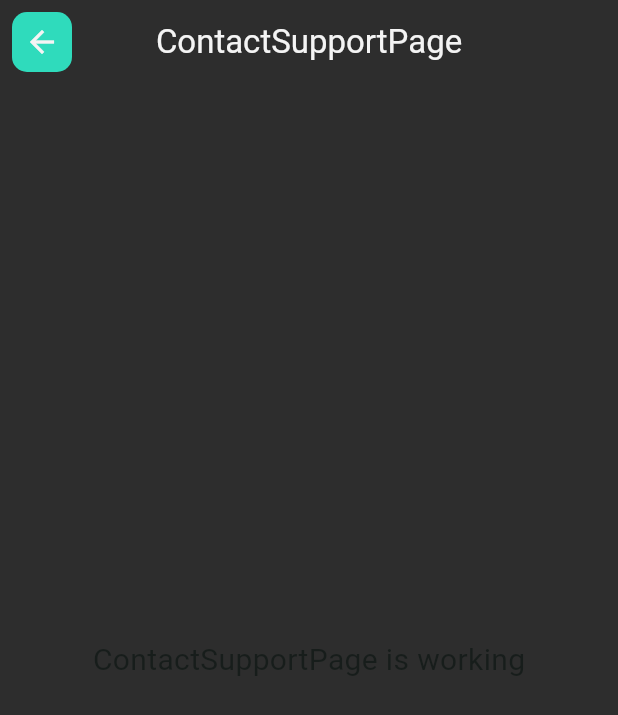
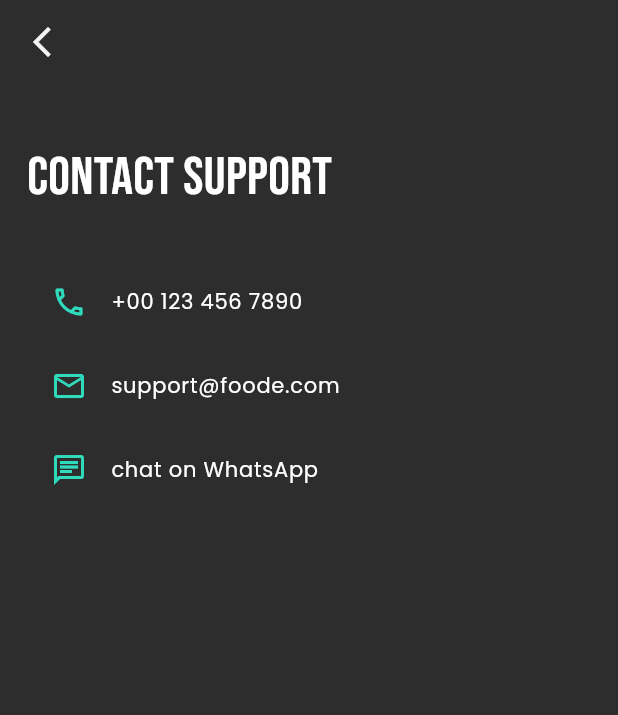
Before and after one commit to AVElfallah/food_e, a Flutter app: the ContactSupportPage screen opened by its route, on a phone screen of 412 x 824 dp. Shown: the top 715 px of the screen. Run offline on Flutter 3.47's test engine with Material 3 defaults, Android fonts, the light colour scheme and no system bars; our stand-ins replace animate_do, flutter_image_slideshow, flutter_svg, google_fonts; project files that could hold a hidden picture were left out.

Commit message:
contact support page create

```diff
--- a/lib/pages/profile/pages/contact_support/contact_support_page.dart
+++ b/lib/pages/profile/pages/contact_support/contact_support_page.dart
@@ -1,4 +1,7 @@
 import 'package:flutter/material.dart';
+import 'package:food_e/helpers/colors_helper.dart';
+import 'package:food_e/shared/widgets/role_model_appbar_widget.dart';
+import 'package:google_fonts/google_fonts.dart';
 
 class ContactSupportPage extends StatelessWidget {
   const ContactSupportPage({super.key});
@@ -6,16 +9,87 @@
   @override
   Widget build(BuildContext context) {
     return Scaffold(
-      appBar: AppBar(
-        title: const Text('ContactSupportPage'),
-        centerTitle: true,
-      ),
-      body: const Center(
-        child: Text(
-          'ContactSupportPage is working',
-          style: TextStyle(fontSize: 20),
+        appBar: RoleModelAppbarWidget(
+          context,
+          leadingIcon: Icons.arrow_back_ios_new,
         ),
-      ),
-    );
+        body: Stack(
+          children: [
+            //Top text [START]
+            Align(
+              alignment: Alignment.topLeft,
+              child: Padding(
+                padding: const EdgeInsets.symmetric(
+                  vertical: 10,
+                  horizontal: 18,
+                ),
+                child: Column(
+                  crossAxisAlignment: CrossAxisAlignment.start,
+                  children: [
+                    Text(
+                      'CONTACT SUPPORT',
+                      style: GoogleFonts.bebasNeue(
+                        fontSize: 36,
+                        color: Colors.white,
+                      ),
+                    ),
+                    const SizedBox(
+                      height: 30,
+                    ),
+                    ListTile(
+                      leading: const Icon(
+                        Icons.phone_outlined,
+                        color: ColorsHelper.primary,
+                      ),
+                      onTap: () {
+                        //TODO - add acction to phone number
+                      },
+                      title: Text(
+                        '+00 123 456 7890',
+                        style: GoogleFonts.poppins(
+                          fontSize: 14,
+                          color: Colors.white,
+                        ),
+                      ),
+                    ),
+                    ListTile(
+                      leading: const Icon(
+                        Icons.email_outlined,
+                        color: ColorsHelper.primary,
+                      ),
+                      onTap: () {
+                        //TODO - add acction to gmail
+                      },
+                      title: Text(
+                        'support@foode.com',
+                        style: GoogleFonts.poppins(
+                          fontSize: 14,
+                          color: Colors.white,
+                        ),
+                      ),
+                    ),
+                    ListTile(
+                      leading: const Icon(
+                        Icons.chat_outlined,
+                        color: ColorsHelper.primary,
+                      ),
+                      onTap: () {
+                        //TODO - add acction to chat
+                      },
+                      title: Text(
+                        'chat on WhatsApp',
+                        style: GoogleFonts.poppins(
+                          fontSize: 14,
+                          color: Colors.white,
+                        ),
+                      ),
+                    ),
+                  ],
+                ),
+              ),
+            ),
+            //Top Text [END]
+          ],
+        ));
   }
 }
```
